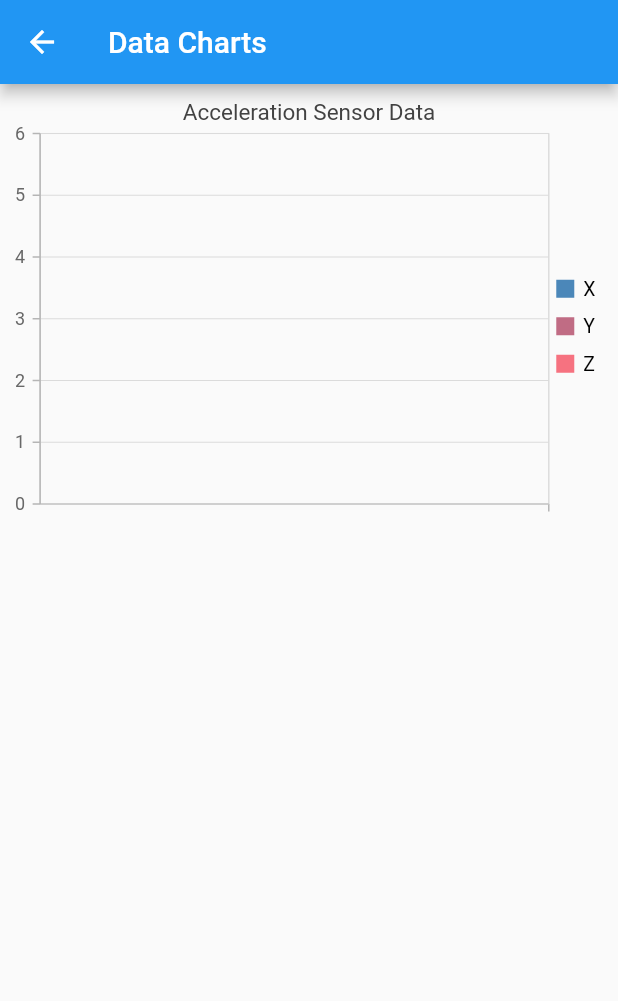
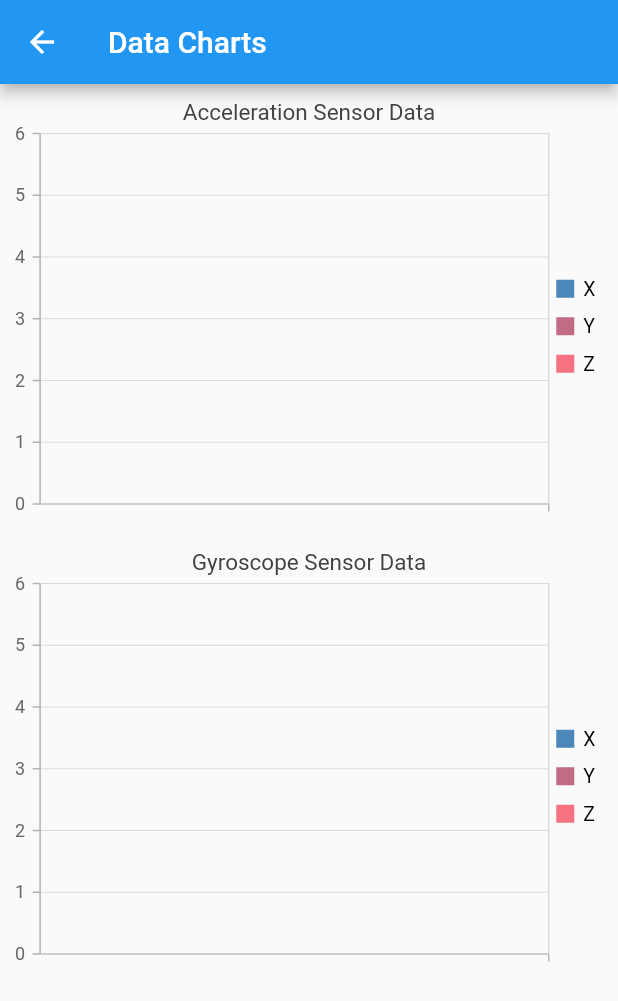
Before and after one commit to bugrahancamlibel/Flutter-Sensor-Data-Recorder, a Flutter app: the screen it shows after launch, after a tap on "Stop", on a phone screen of 412 x 824 dp. Shown: the top 1001 px of the screen. Run offline on Flutter 3.47's test engine with Material 2 defaults, Android fonts, the phone set to English and light mode, and no system bars; our stand-ins replace sensors_plus, syncfusion_flutter_charts.

Commit message:
Add gyroscope data

```diff
--- a/lib/chart.dart
+++ b/lib/chart.dart
@@ -52,6 +52,37 @@ class _ChartScreenState extends State<ChartScreen> {
                     // Enable data label
                     dataLabelSettings: const DataLabelSettings(isVisible: true))
               ]),
+          SfCartesianChart(
+              primaryXAxis: CategoryAxis(),
+              // Chart title
+              title: ChartTitle(text: 'Gyroscope Sensor Data'),
+              // Enable legend
+              legend: Legend(isVisible: true),
+              // Enable tooltip
+              tooltipBehavior: TooltipBehavior(enable: false),
+              series: <ChartSeries<GyroscopeData, DateTime>>[
+                LineSeries<GyroscopeData, DateTime>(
+                    dataSource: widget.gyroscopeData,
+                    xValueMapper: (GyroscopeData value, _) => value.getDate,
+                    yValueMapper: (GyroscopeData value, _) => value.getValue[0],
+                    name: 'X',
+                    // Enable data label
+                    dataLabelSettings: const DataLabelSettings(isVisible: true)),
+                LineSeries<GyroscopeData, DateTime>(
+                    dataSource: widget.gyroscopeData,
+                    xValueMapper: (GyroscopeData value, _) => value.getDate,
+                    yValueMapper: (GyroscopeData value, _) => value.getValue[1],
+                    name: 'Y',
+                    // Enable data label
+                    dataLabelSettings: const DataLabelSettings(isVisible: true)),
+                LineSeries<GyroscopeData, DateTime>(
+                    dataSource: widget.gyroscopeData,
+                    xValueMapper: (GyroscopeData value, _) => value.getDate,
+                    yValueMapper: (GyroscopeData value, _) => value.getValue[2],
+                    name: 'Z',
+                    // Enable data label
+                    dataLabelSettings: const DataLabelSettings(isVisible: true))
+              ]),
           // Expanded(
           //   child: Padding(
           //     padding: const EdgeInsets.all(8.0),
```
